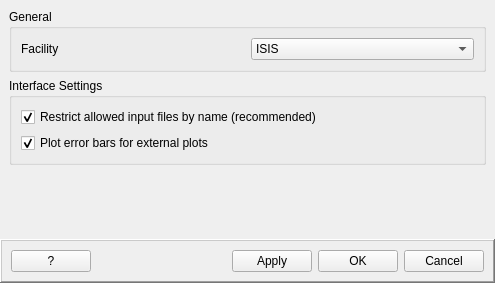
Above: qt/scientific_interfaces/Indirect/IndirectInterfaceSettings.ui from mantidproject/mantid before the change. Below: the same form after it.
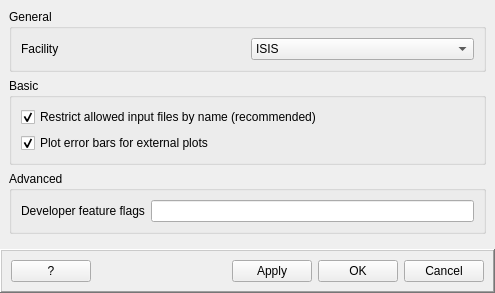
That is the form after the change.

Commit message: Add developer feature flag to inelastic settings widget

The edit to the form file:
```diff
--- a/qt/scientific_interfaces/Indirect/IndirectInterfaceSettings.ui
+++ b/qt/scientific_interfaces/Indirect/IndirectInterfaceSettings.ui
@@ -72,7 +72,7 @@
       <item>
        <widget class="QGroupBox" name="gbInterfaceSettings">
         <property name="title">
-         <string>Interface Settings</string>
+         <string>Basic</string>
         </property>
         <layout class="QVBoxLayout" name="verticalLayout_2">
          <item>
@@ -98,6 +98,29 @@
         </layout>
        </widget>
       </item>
+      <item>
+       <widget class="QGroupBox" name="gbAdvancedSettings">
+        <property name="title">
+         <string>Advanced</string>
+        </property>
+        <layout class="QGridLayout" name="gridLayout_2">
+         <item row="0" column="0">
+          <widget class="QLabel" name="lbDeveloperFeatureFlags">
+           <property name="text">
+            <string>Developer feature flags</string>
+           </property>
+          </widget>
+         </item>
+         <item row="0" column="1">
+          <widget class="QLineEdit" name="leDeveloperFeatureFlags">
+           <property name="toolTip">
+            <string>Enter flags for features currently under development. Each flag should be separated by a space.</string>
+           </property>
+          </widget>
+         </item>
+        </layout>
+       </widget>
+      </item>
       <item>
        <spacer name="verticalSpacer">
         <property name="orientation">
```
Left out of the diff: 2 changed lines with no effect on the pictures. The commit also changes 7 other files.
